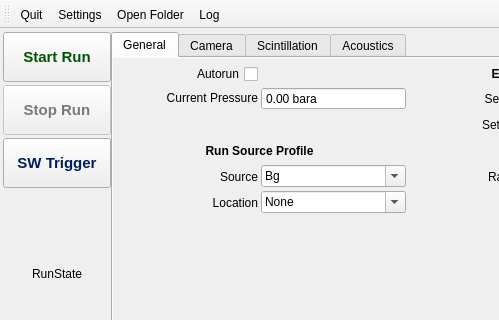
Above: ui/mainwindow.ui from SBC-Collaboration/SBC-RunControl before the change; both pictures show x 0 to 499 and y 0 to 320 of the 1000 by 750 pixel window. Below: the same form after it.
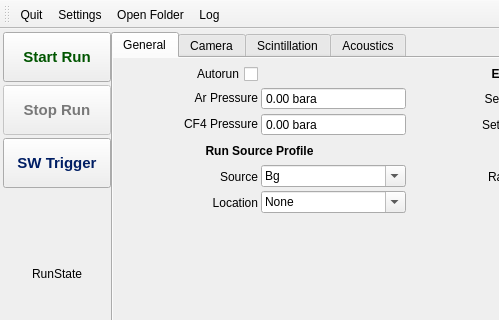
That is the form after the change. Icons and pictures are not drawn. Custom widgets are drawn as their Qt base class.

What changed in the file:
```diff
--- a/ui/mainwindow.ui
+++ b/ui/mainwindow.ui
@@ -418,7 +418,7 @@
                    <number>1</number>
                   </property>
                   <property name="text">
-                   <string>Current Pressure</string>
+                   <string>Ar Pressure</string>
                   </property>
                   <property name="alignment">
                    <set>Qt::AlignmentFlag::AlignRight|Qt::AlignmentFlag::AlignTrailing|Qt::AlignmentFlag::AlignVCenter</set>
@@ -640,6 +640,50 @@
                   </property>
                  </widget>
                 </item>
+                <item row="2" column="0">
+                 <widget class="QLabel" name="current_cf4_pressure_label">
+                  <property name="sizePolicy">
+                   <sizepolicy hsizetype="Preferred" vsizetype="Fixed">
+                    <horstretch>0</horstretch>
+                    <verstretch>0</verstretch>
+                   </sizepolicy>
+                  </property>
+                  <property name="lineWidth">
+                   <number>1</number>
+                  </property>
+                  <property name="text">
+                   <string>CF4 Pressure</string>
+                  </property>
+                  <property name="alignment">
+                   <set>Qt::AlignmentFlag::AlignRight|Qt::AlignmentFlag::AlignTrailing|Qt::AlignmentFlag::AlignVCenter</set>
+                  </property>
+                  <property name="buddy">
+                   <cstring>run_live_time_edit</cstring>
+                  </property>
+                 </widget>
+                </item>
+                <item row="2" column="1">
+                 <widget class="QDoubleSpinBox" name="current_cf4_pressure_box">
+                  <property name="alignment">
+                   <set>Qt::AlignmentFlag::AlignLeading|Qt::AlignmentFlag::AlignLeft|Qt::AlignmentFlag::AlignVCenter</set>
+                  </property>
+                  <property name="readOnly">
+                   <bool>true</bool>
+                  </property>
+                  <property name="buttonSymbols">
+                   <enum>QAbstractSpinBox::ButtonSymbols::NoButtons</enum>
+                  </property>
+                  <property name="suffix">
+                   <string> bara</string>
+                  </property>
+                  <property name="minimum">
+                   <double>0.000000000000000</double>
+                  </property>
+                  <property name="maximum">
+                   <double>1000.000000000000000</double>
+                  </property>
+                 </widget>
+                </item>
                </layout>
               </item>
               <item>
```
Left out of the diff: 24 changed lines with no effect on the pictures.
